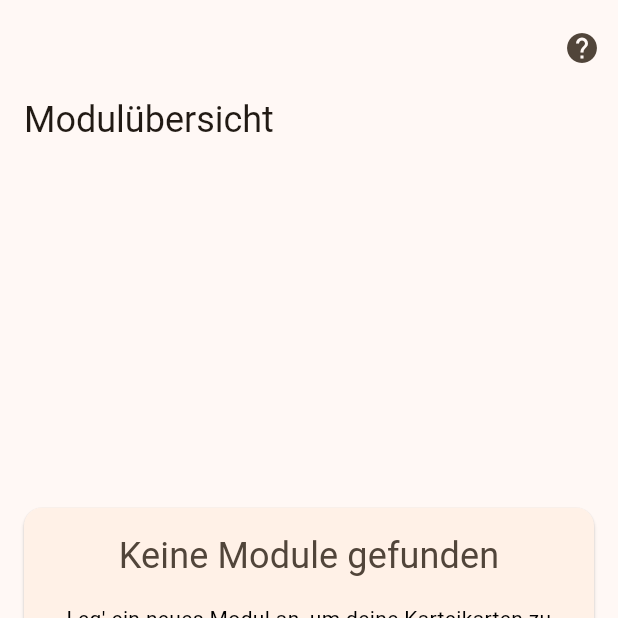
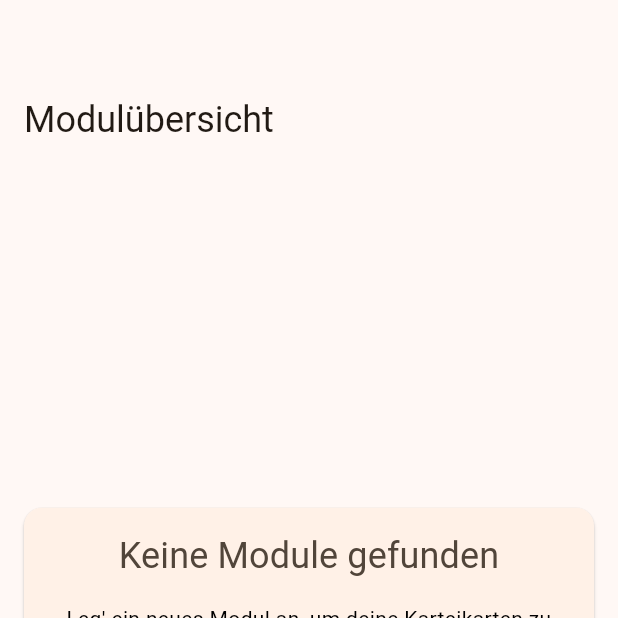
Before and after one commit to z3ttee/flutter-karteikarten-app, a Flutter app: the screen it shows after launch, on a phone screen of 412 x 824 dp, the top half of it. Run offline on Flutter 3.47's test engine with Material 2 defaults, Android fonts, the phone set to English and light mode, and no system bars; our stand-ins replace flutter_font_icons, go_router, rxdart, shared_preferences; missing offline and left inert: universal_html.

Commit message:
removed unused buttons

```diff
--- a/lib/main.dart
+++ b/lib/main.dart
@@ -34,7 +34,7 @@ class MyApp extends StatelessWidget {
         brightness: Brightness.dark,
         // Material Design 3 verwenden
         useMaterial3: true,
-        colorSchemeSeed: Colors.orange,
+        colorSchemeSeed: Colors.purple,
         // Use Material Design 3 typography settings
         typography: Typography.material2021(),
         cardTheme: const CardTheme(
--- a/lib/screens/moduleListScreen.dart
+++ b/lib/screens/moduleListScreen.dart
@@ -147,9 +147,8 @@ class _ModuleListState extends State<ModuleListScreen> {
                 SliverAppBar.medium(
                   title: const Text("Modulübersicht"),
                   centerTitle: true,
-
                   actions: <Widget>[
-                    IconButton(onPressed: () {}, icon: const Icon(Icons.help)),
+                    // IconButton(onPressed: () {}, icon: const Icon(Icons.help)),
                     kIsWeb ? Padding(padding: const EdgeInsets.only(right: 12), child: IconButton(onPressed: () => html.window.open(Constants.repoUrl, "GitHub Repository"), icon: const Icon(Octicons.mark_github)),) : Container(),
                   ],
                 ),
--- a/lib/widgets/cards/moduleItemCard.dart
+++ b/lib/widgets/cards/moduleItemCard.dart
@@ -77,8 +77,7 @@ class ModuleItemCard extends StatelessWidget {
                 Chip(
                   label: Row(
                     children: [
-                      Text(
-                          "${module.cards.length} Karte${(module.cards.length != 1 ? 'n' : '')}"),
+                      Text("${module.cards.length} Karte${(module.cards.length != 1 ? 'n' : '')}"),
                       const DotDivider(),
                       Text("${Calc.calcModuleProgress(module)} %"),
                     ],
@@ -102,7 +101,7 @@ class ModuleItemCard extends StatelessWidget {
                     mainAxisAlignment: MainAxisAlignment.end,
                     crossAxisAlignment: CrossAxisAlignment.center,
                     children: [
-                      Padding(
+                      /*Padding(
                         padding: const EdgeInsets.only(left: 4),
                         child: IconButton(
                           icon: const Icon(Icons.alarm),
@@ -130,7 +129,7 @@ class ModuleItemCard extends StatelessWidget {
                                 .withOpacity(0.12),
                           ),
                         ),
-                      ),
+                      ),*/
                       // Only show edit button, if there
                       // is an event handler registered to catch the click
                       onEditPressed == null
```
